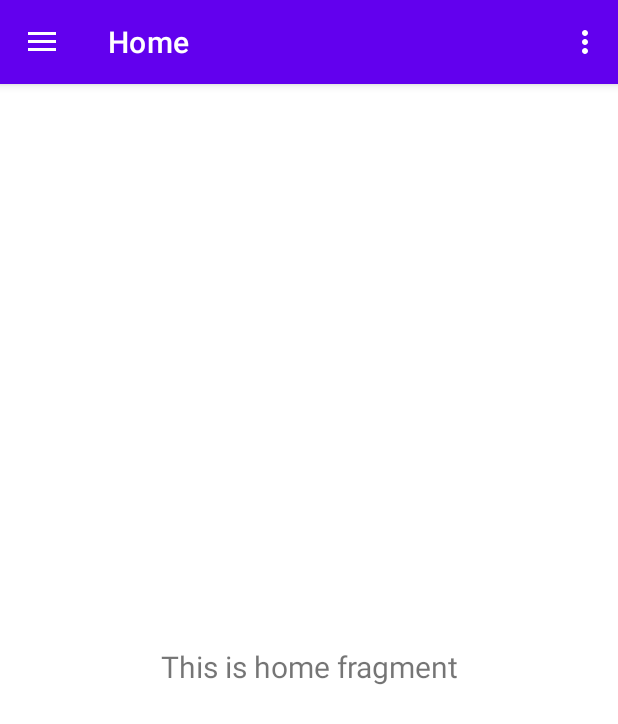
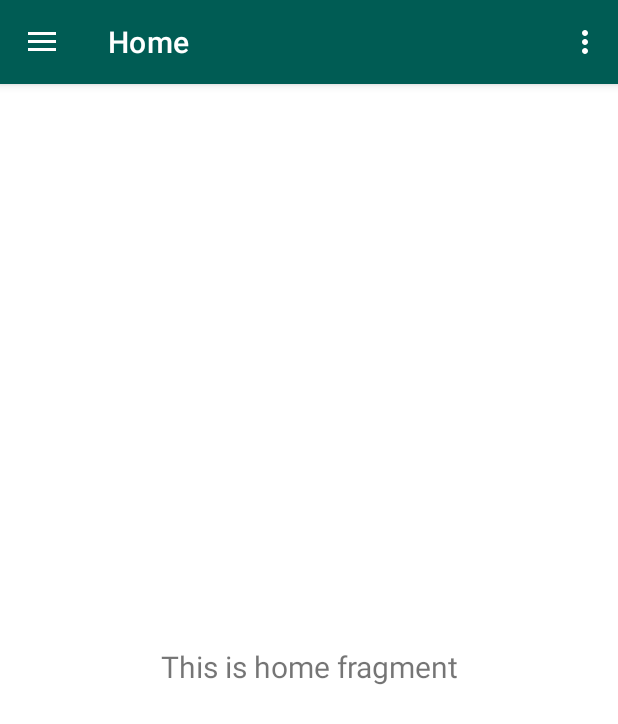
Before and after one commit to Andres-Reyes/KU-1.0, an Android app: the screen it shows after launch (MainActivity), on a phone screen of 412 x 824 dp. Shown: the top 724 px of the screen. Run offline under Robolectric (Android 15) with nearby library versions, the light colour scheme and no system bars; our stand-ins replace navigation-ui.

Commit message:
get commit

```diff
--- a/app/src/main/java/com/example/ku10/MainActivity.java
+++ b/app/src/main/java/com/example/ku10/MainActivity.java
@@ -35,7 +35,7 @@ public class MainActivity extends AppCompatActivity {
         // Passing each menu ID as a set of Ids because each
         // menu should be considered as top level destinations.
         mAppBarConfiguration = new AppBarConfiguration.Builder(
-                R.id.nav_home, R.id.fragmentOfertasLaborales, R.id.fragmentBienes, R.id.fragmentServicios)
+                R.id.nav_home, R.id.fragmentOfertasLaborales, R.id.fragmentBienes, R.id.fragmentServicios,R.id.fragmentNoticias)
                 .setOpenableLayout(drawer)
                 .build();
         NavController navController = Navigation.findNavController(this, R.id.nav_host_fragment_content_main);
--- a/app/src/main/res/layout/app_bar_main.xml
+++ b/app/src/main/res/layout/app_bar_main.xml
@@ -15,7 +15,7 @@
             android:id="@+id/toolbar"
             android:layout_width="match_parent"
             android:layout_height="?attr/actionBarSize"
-            android:background="?attr/colorPrimary"
+            android:background="#005c54"
             app:popupTheme="@style/Theme.KU10.PopupOverlay" />
 
     </com.google.android.material.appbar.AppBarLayout>
--- a/app/src/main/res/menu/activity_main_drawer.xml
+++ b/app/src/main/res/menu/activity_main_drawer.xml
@@ -34,6 +34,10 @@
                 android:id="@+id/fragmentServicios"
                 android:icon="@drawable/acquisition"
                 android:title="servicios" />
+                <item
+                    android:id="@+id/fragmentNoticias"
+                    android:icon="@drawable/newspaper"
+                    android:title="Noticias" />
             </group>
         </menu>
 </item>
--- a/app/src/main/res/navigation/mobile_navigation.xml
+++ b/app/src/main/res/navigation/mobile_navigation.xml
@@ -37,4 +37,9 @@
         android:name="com.example.ku10.FragmentServicios"
         android:label="fragment_servicios"
         tools:layout="@layout/fragment_servicios" />
+    <fragment
+        android:id="@+id/fragmentNoticias"
+        android:name="com.example.ku10.FragmentNoticias"
+        android:label="fragment_noticias"
+        tools:layout="@layout/fragment_noticias" />
 </navigation>
```
Also changed, not shown: app/src/main/java/com/example/ku10/FragmentNoticias.java (added, +64 -0 lines), app/src/main/res/layout/fragment_noticias.xml (added, +14 -0 lines), app/src/main/res/drawable-v24/newspaper.png (added).
